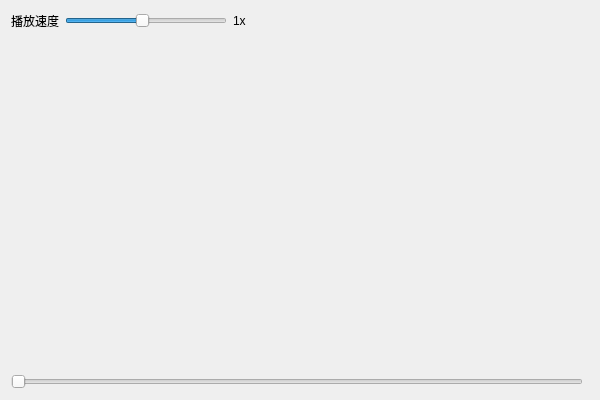
Old version of the form src/webcam/playvideo.ui in the repository Natsu903/WebCam.
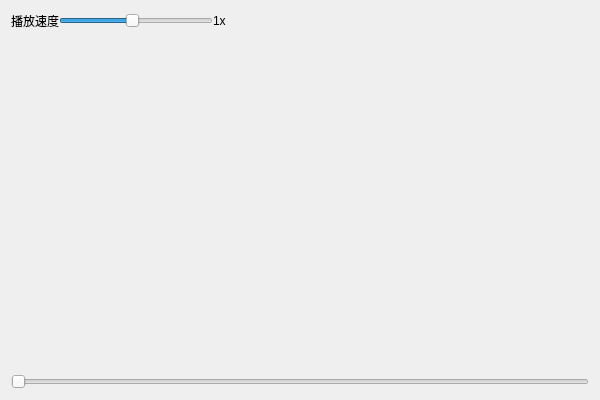
New version of the form. Icons and pictures are not drawn.

Diff of the .ui file:
```diff
--- a/src/webcam/playvideo.ui
+++ b/src/webcam/playvideo.ui
@@ -13,70 +13,189 @@
   <property name="windowTitle">
    <string>PlayVideo</string>
   </property>
-  <layout class="QGridLayout" name="gridLayout">
-   <item row="0" column="3">
-    <spacer name="horizontalSpacer_2">
-     <property name="orientation">
-      <enum>Qt::Orientation::Horizontal</enum>
-     </property>
-     <property name="sizeHint" stdset="0">
+  <property name="windowIcon">
+   <iconset resource="webcam.qrc">
+    <normaloff>:/webcam/img/cam1.png</normaloff>:/webcam/img/cam1.png</iconset>
+  </property>
+  <property name="styleSheet">
+   <string notr="true"/>
+  </property>
+  <layout class="QVBoxLayout" name="verticalLayout">
+   <item>
+    <widget class="QWidget" name="speed_widget" native="true">
+     <property name="maximumSize">
       <size>
-       <width>40</width>
+       <width>16777215</width>
        <height>20</height>
       </size>
      </property>
-    </spacer>
-   </item>
-   <item row="0" column="0">
-    <widget class="QLabel" name="speed_label">
-     <property name="text">
-      <string>播放速度</string>
-     </property>
+     <layout class="QHBoxLayout" name="horizontalLayout_2">
+      <property name="spacing">
+       <number>0</number>
+      </property>
+      <property name="leftMargin">
+       <number>0</number>
+      </property>
+      <property name="topMargin">
+       <number>0</number>
+      </property>
+      <property name="rightMargin">
+       <number>0</number>
+      </property>
+      <property name="bottomMargin">
+       <number>0</number>
+      </property>
+      <item>
+       <widget class="QLabel" name="speed_label">
+        <property name="text">
+         <string>播放速度</string>
+        </property>
+       </widget>
+      </item>
+      <item>
+       <widget class="QSlider" name="speed_slider">
+        <property name="minimum">
+         <number>1</number>
+        </property>
+        <property name="maximum">
+         <number>20</number>
+        </property>
+        <property name="pageStep">
+         <number>2</number>
+        </property>
+        <property name="value">
+         <number>10</number>
+        </property>
+        <property name="orientation">
+         <enum>Qt::Orientation::Horizontal</enum>
+        </property>
+       </widget>
+      </item>
+      <item>
+       <widget class="QLabel" name="speed_now">
+        <property name="text">
+         <string>1x</string>
+        </property>
+       </widget>
+      </item>
+      <item>
+       <spacer name="horizontalSpacer_2">
+        <property name="orientation">
+         <enum>Qt::Orientation::Horizontal</enum>
+        </property>
+        <property name="sizeHint" stdset="0">
+         <size>
+          <width>181</width>
+          <height>20</height>
+         </size>
+        </property>
+       </spacer>
+      </item>
+      <item>
+       <spacer name="horizontalSpacer">
+        <property name="orientation">
+         <enum>Qt::Orientation::Horizontal</enum>
+        </property>
+        <property name="sizeHint" stdset="0">
+         <size>
+          <width>182</width>
+          <height>17</height>
+         </size>
+        </property>
+       </spacer>
+      </item>
+     </layout>
     </widget>
    </item>
-   <item row="1" column="0" colspan="6">
+   <item>
     <widget class="QWidget" name="video" native="true"/>
    </item>
-   <item row="0" column="1">
-    <widget class="QSlider" name="seppd_slider">
-     <property name="minimum">
-      <number>1</number>
-     </property>
-     <property name="maximum">
-      <number>20</number>
-     </property>
-     <property name="pageStep">
-      <number>2</number>
-     </property>
-     <property name="value">
-      <number>10</number>
-     </property>
-     <property name="orientation">
-      <enum>Qt::Orientation::Horizontal</enum>
-     </property>
-    </widget>
-   </item>
-   <item row="0" column="4">
-    <spacer name="horizontalSpacer">
-     <property name="orientation">
-      <enum>Qt::Orientation::Horizontal</enum>
-     </property>
-     <property name="sizeHint" stdset="0">
+   <item>
+    <widget class="QWidget" name="toolbutton_widget" native="true">
+     <property name="maximumSize">
       <size>
-       <width>40</width>
-       <height>20</height>
+       <width>600</width>
+       <height>40</height>
       </size>
      </property>
-    </spacer>
-   </item>
-   <item row="0" column="2">
-    <widget class="QLabel" name="speed_now">
-     <property name="text">
-      <string>1x</string>
-     </property>
+     <layout class="QHBoxLayout" name="horizontalLayout">
+      <property name="spacing">
+       <number>0</number>
+      </property>
+      <property name="leftMargin">
+       <number>0</number>
+      </property>
+      <property name="topMargin">
+       <number>0</number>
+      </property>
+      <property name="rightMargin">
+       <number>0</number>
+      </property>
+      <property name="bottomMargin">
+       <number>0</number>
+      </property>
+      <item>
+       <spacer name="horizontalSpacer_3">
+        <property name="orientation">
+         <enum>Qt::Orientation::Horizontal</enum>
+        </property>
+        <property name="sizeHint" stdset="0">
+         <size>
+          <width>74</width>
+          <height>20</height>
+         </size>
+        </property>
+       </spacer>
+      </item>
+      <item>
+       <widget class="QPushButton" name="playbtn">
+        <property name="minimumSize">
+         <size>
+          <width>40</width>
+          <height>40</height>
+         </size>
+        </property>
+        <property name="maximumSize">
+         <size>
+          <width>40</width>
+          <height>40</height>
+         </size>
+        </property>
+        <property name="styleSheet">
+         <string notr="true">border: none;</string>
+        </property>
+        <property name="text">
+         <string/>
+        </property>
+        <property name="icon">
+         <iconset resource="webcam.qrc">
+          <normaloff>:/playvideo/img/pause_surface.png</normaloff>:/playvideo/img/pause_surface.png</iconset>
+        </property>
+        <property name="iconSize">
+         <size>
+          <width>40</width>
+          <height>40</height>
+         </size>
+        </property>
+       </widget>
+      </item>
+      <item>
+       <spacer name="horizontalSpacer_4">
+        <property name="orientation">
+         <enum>Qt::Orientation::Horizontal</enum>
+        </property>
+        <property name="sizeHint" stdset="0">
+         <size>
+          <width>74</width>
+          <height>20</height>
+         </size>
+        </property>
+       </spacer>
+      </item>
+     </layout>
     </widget>
    </item>
-   <item row="2" column="0" colspan="5">
+   <item>
     <widget class="QSlider" name="pos_slider">
      <property name="minimum">
       <number>1</number>
```
Left out of the diff: 85 changed lines with no effect on the pictures.
